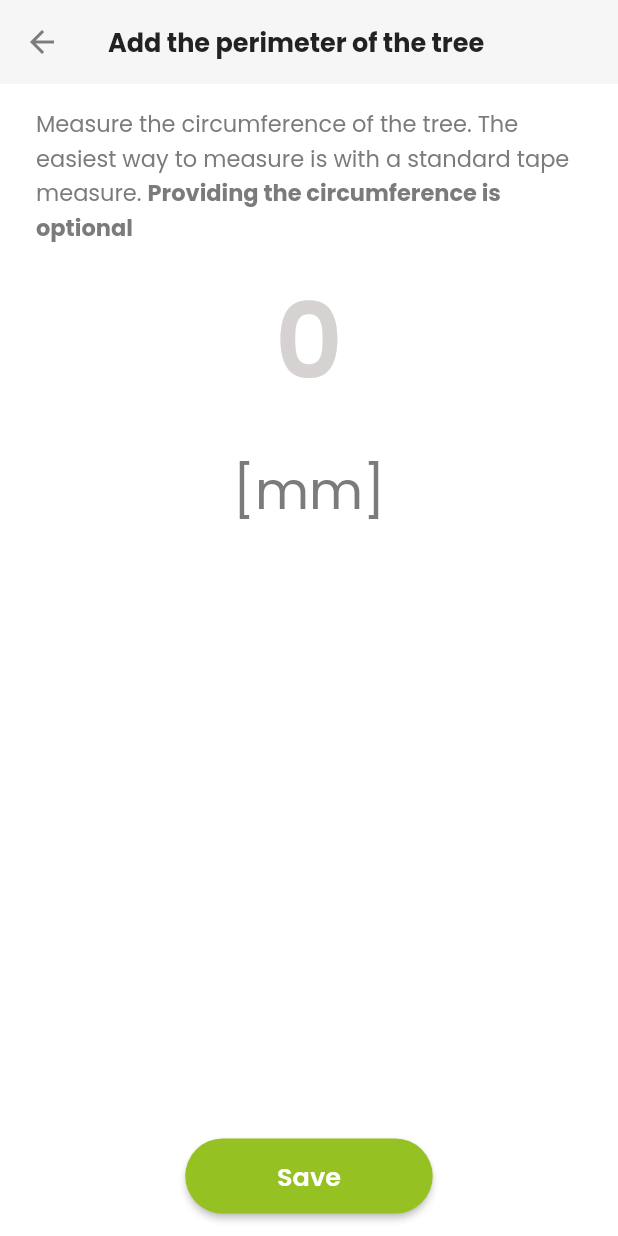
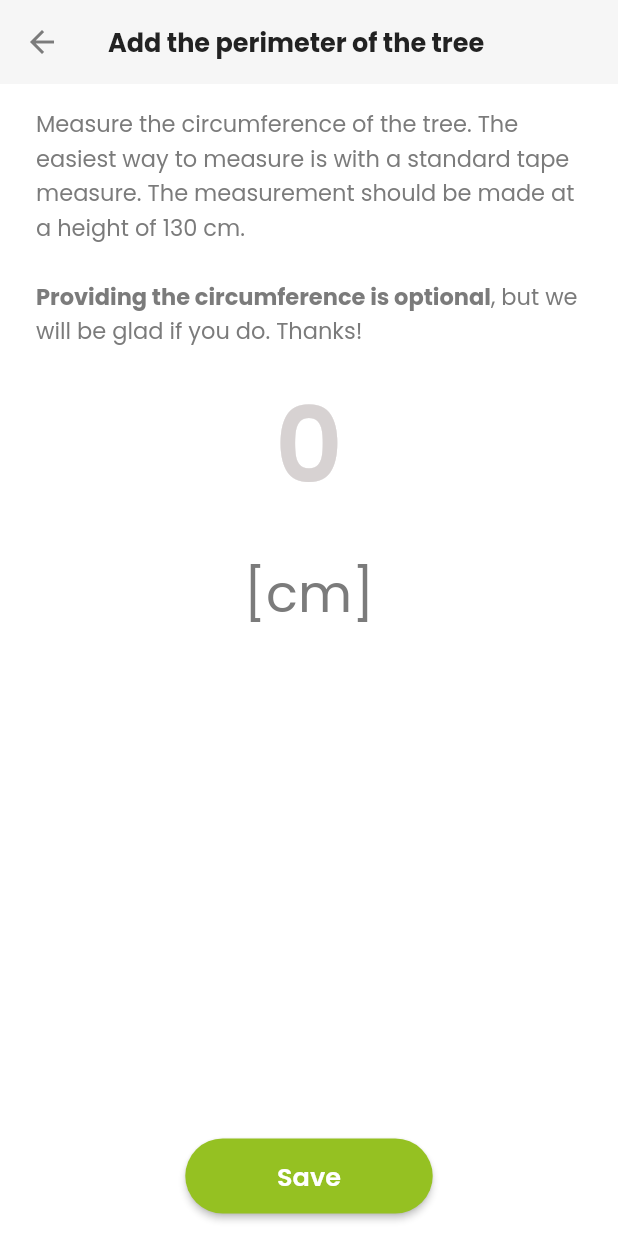
Before and after one commit to ZieloneGliwice/zielone_gliwice_mobile, a Flutter app: the AddTreeCircumferencePage screen opened by its route, on a phone screen of 412 x 824 dp. Run offline on Flutter 3.47's test engine with Material 2 defaults, Android fonts, the phone set to English and light mode, and no system bars; our stand-ins replace carousel_slider, dio, firebase_analytics, firebase_auth, firebase_core, firebase_crashlytics and 11 more; accounts and stored records are empty; project files that could hold a hidden picture were left out.

Commit message:
Add perimeter changes

```diff
--- a/lib/add_circumference_page/add_circumference_page.dart
+++ b/lib/add_circumference_page/add_circumference_page.dart
@@ -27,18 +27,22 @@ class AddTreeCircumferencePage extends GetView<AddTreeCircumferenceController> {
             SliverFillRemaining(
               hasScrollBody: false,
               child: Padding(
-                padding: const EdgeInsets.symmetric(horizontal: 24, vertical: 15),
+                padding:
+                    const EdgeInsets.symmetric(horizontal: 24, vertical: 15),
                 child: Column(
                   children: <Widget>[
                     Text.rich(TextSpan(
                         style: ApplicationTextStyles.descriptionTextStyle,
                         children: <TextSpan>[
                           TextSpan(
-                              text: '${'add_circumference_description_1'.tr} '),
+                              text:
+                                  '${'add_circumference_description_1'.tr}\n\n'),
                           TextSpan(
                               text: 'add_circumference_description_2'.tr,
-                              style:
-                              ApplicationTextStyles.descriptionBoldTextStyle),
+                              style: ApplicationTextStyles
+                                  .descriptionBoldTextStyle),
+                          TextSpan(
+                              text: '${'add_circumference_description_3'.tr} '),
                         ])),
                     TextField(
                       controller: controller.inputController,
@@ -56,14 +60,20 @@ class AddTreeCircumferencePage extends GetView<AddTreeCircumferenceController> {
                     const SizedBox(
                       height: Dimen.marginSmall,
                     ),
-                    const Text('[mm]', style: ApplicationTextStyles.valueInputUnitStyle,),
+                    const Text(
+                      '[cm]',
+                      style: ApplicationTextStyles.valueInputUnitStyle,
+                    ),
                     const Spacer(),
                     const SizedBox(
                       height: Dimen.marginSmall,
                     ),
                     Padding(
-                      padding: const EdgeInsets.symmetric(horizontal: 22),
-                      child: PrimaryButton(title: 'save'.tr, isEnabled: true, onTap: controller.save))
+                        padding: const EdgeInsets.symmetric(horizontal: 22),
+                        child: PrimaryButton(
+                            title: 'save'.tr,
+                            isEnabled: true,
+                            onTap: controller.save))
                   ],
                 ),
               ),
--- a/lib/internationalization/translations.dart
+++ b/lib/internationalization/translations.dart
@@ -53,7 +53,7 @@ class ApplicationTranslations extends Translations {
     'save': 'Save',
     'add_circumference_title': 'Add the perimeter of the tree',
     'add_circumference_description_1':
-        'Measure the circumference of the tree. The easiest way to measure is with a standard tape measure.',
+        'Measure the circumference of the tree. The easiest way to measure is with a standard tape measure. The measurement should be made at a height of 130 cm.',
     'add_circumference_description_2':
         'Providing the circumference is optional',
     'add_circumference_description_3':
@@ -263,7 +263,7 @@ c) Zaakceptowanie i uczestnictwo w konkursie oznacza akceptację powyższego reg
     'save': 'Zapisz',
     'add_circumference_title': 'Dodaj obwód drzewa',
     'add_circumference_description_1':
-        'Wykonaj pomiar obwodu drzewa. Pomiar najłatwiej wykonasz standardową taśmą miarniczą.',
+        'Wykonaj pomiar obwodu drzewa. Pomiar najłatwiej wykonasz standardową taśmą miarniczą.\nPomiaru dokonujemy na wysokości 130cm.',
     'add_circumference_description_2': 'Podanie obwodu jest nieobowiązkowe',
     'add_circumference_description_3':
         ', ale będzie nam miło, jeśli to zrobisz. Dzięki!',
```
